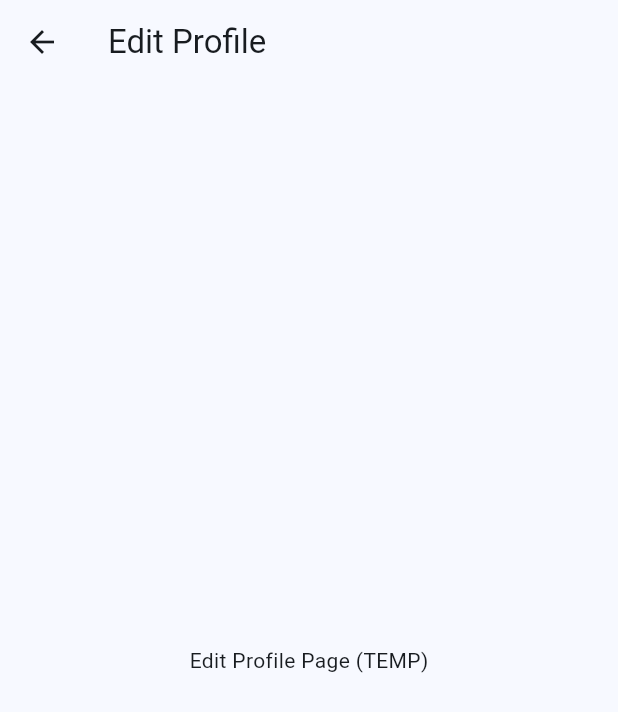
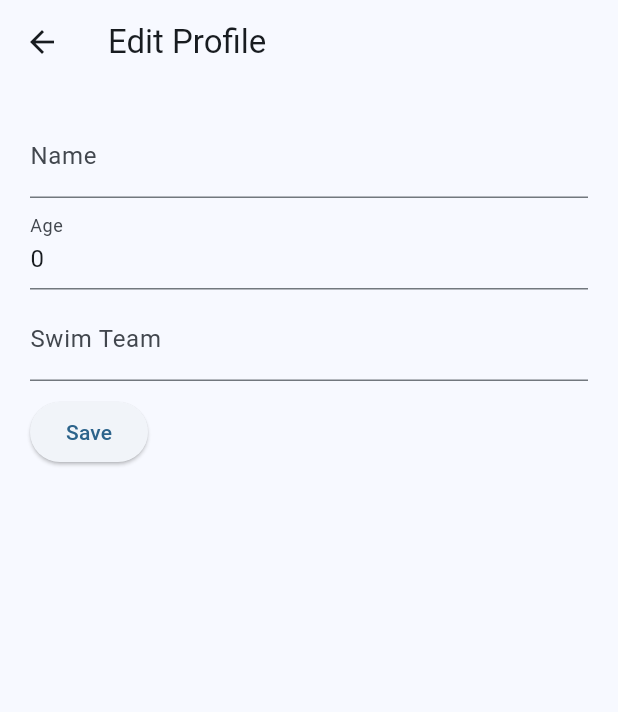
Before and after one commit to Makari0us/swim_z, a Flutter app: the EditProfilePage screen opened directly with empty values, on a phone screen of 412 x 824 dp. Shown: the top 712 px of the screen. Run offline on Flutter 3.47's test engine with Material 2 defaults, Android fonts, the light colour scheme and no system bars; our stand-ins replace cloud_firestore, firebase_auth, firebase_core, google_maps_flutter, image_picker, location; accounts and stored records are empty; statements that could not run were skipped.

Commit message:
Updated Profile Page

```diff
--- a/lib/pages/profile_page.dart
+++ b/lib/pages/profile_page.dart
@@ -82,7 +82,7 @@
                   ),
                   SizedBox(height: 20.0),
                   ElevatedButton(
-                    onPressed: () {
+                    onPressed: () async {
                       Navigator.push(
                         context,
                         MaterialPageRoute(
--- a/lib/pages/profile_settings_page.dart
+++ b/lib/pages/profile_settings_page.dart
@@ -1,10 +1,24 @@
+// ignore_for_file: prefer_const_constructors
+
+import 'package:cloud_firestore/cloud_firestore.dart';
+import 'package:firebase_core/firebase_core.dart';
 import 'package:flutter/material.dart';
 import 'package:swim_z/user.dart';
 
-class EditProfilePage extends StatelessWidget {
+class EditProfilePage extends StatefulWidget {
   final UserProfile user;
 
   EditProfilePage({required this.user});
+
+  @override
+  State<EditProfilePage> createState() => _EditProfilePageState();
+}
+
+class _EditProfilePageState extends State<EditProfilePage> {
+  final _formKey = GlobalKey<FormState>();
+  String? _name;
+  int? _age;
+  String? _swimTeam;
 
   @override
   Widget build(BuildContext context) {
@@ -12,8 +26,90 @@
       appBar: AppBar(
         title: Text('Edit Profile'),
       ),
-      body: Center(
-        child: Text('Edit Profile Page (TEMP)'),
+      body: Padding(
+        padding: EdgeInsets.all(20.0),
+        child: Form(
+          key: _formKey,
+          child: Column(
+            crossAxisAlignment: CrossAxisAlignment.start,
+            children: [
+              TextFormField(
+                initialValue: widget.user.name,
+                decoration: InputDecoration(labelText: 'Name'),
+                validator: (value) {
+                  if (value == null || value.isEmpty) {
+                    return 'Please enter your name';
+                  }
+                  return null;
+                },
+                onSaved: (value) {
+                  _name = value;
+                },
+              ),
+              SizedBox(height: 5.0),
+              TextFormField(
+                initialValue: widget.user.age?.toString(),
+                keyboardType: TextInputType.number,
+                decoration: InputDecoration(labelText: 'Age'),
+                validator: (value) {
+                  if (value == null || value.isEmpty) {
+                    return 'Please enter your age';
+                  }
+                  return null;
+                },
+                onSaved: (value) {
+                  _age = int.tryParse(value!);
+                },
+              ),
+              SizedBox(height: 5.0),
+              TextFormField(
+                initialValue: widget.user.swimTeam,
+                decoration: InputDecoration(labelText: 'Swim Team'),
+                validator: (value) {
+                  if (value == null || value.isEmpty) {
+                    return 'Please enter your swim team';
+                  }
+                  return null;
+                },
+                onSaved: (value) {
+                  _swimTeam = value;
+                },
+              ),
+              SizedBox(height: 10.0),
+              ElevatedButton(
+                onPressed: () async {
+                  if (_formKey.currentState!.validate()) {
+                    _formKey.currentState!.save();
+                    // Saves Data to Firestore
+                    try {
+                      await FirebaseFirestore.instance
+                          .collection('Users')
+                          .doc(widget.user.id)
+                          .update({
+                        'Name': _name,
+                        'Age': _age,
+                        'Swim Team': _swimTeam,
+                      });
+
+                      // Update user's profile with new data
+                      UserProfile updatedUser = UserProfile(
+                        id: widget.user.id,
+                        name: _name ?? widget.user.name,
+                        age: _age ?? widget.user.age,
+                        swimTeam: _swimTeam ?? widget.user.swimTeam,
+                      );
+
+                      Navigator.pop(context, updatedUser);
+                    } catch (e) {
+                      print('Error updating user data: $e');
+                    }
+                  }
+                },
+                child: Text('Save'),
+              ),
+            ],
+          ),
+        ),
       ),
     );
   }
--- a/lib/user.dart
+++ b/lib/user.dart
@@ -16,7 +16,7 @@
       id: id,
       name: map['Name'] ?? '',
       age: map['Age'],
-      swimTeam: map['Team'],
+      swimTeam: map['Swim Team'],
     );
   }
 }
```
